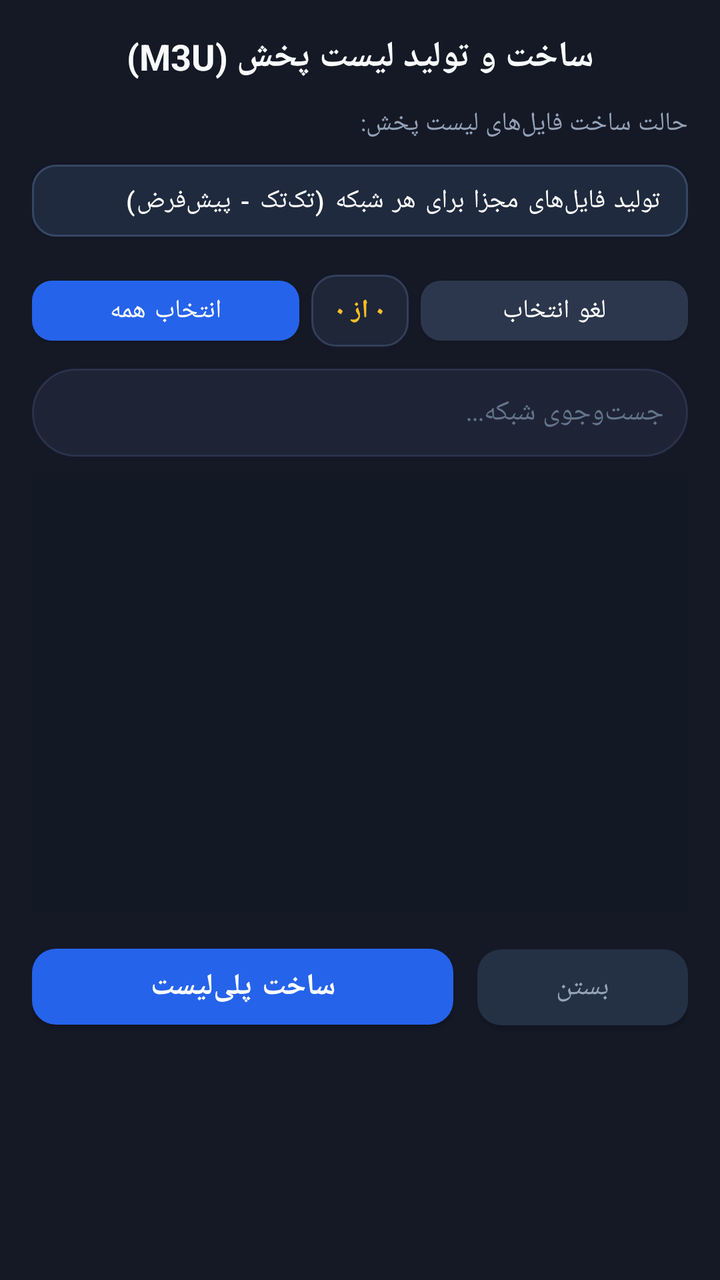
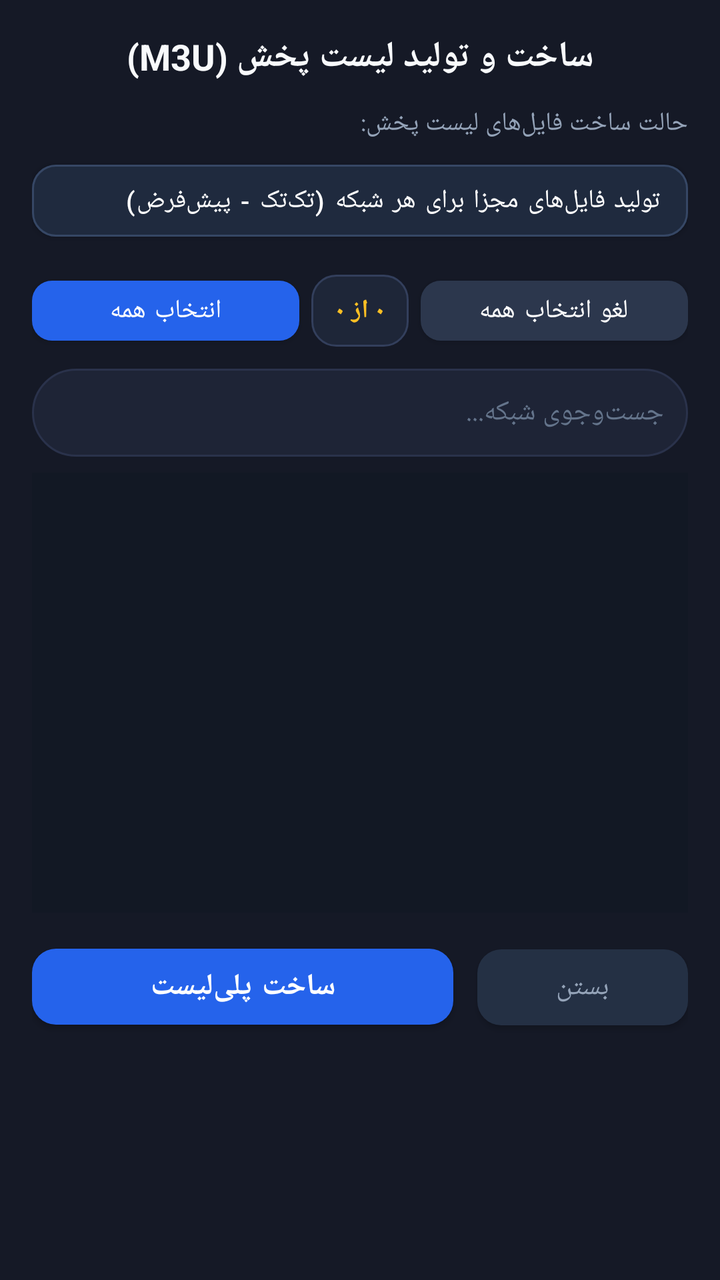

The first picture is an Android layout as it rendered before a commit; the second is the same layout after the commit. The layout source and the unified diff follow.
<!-- AndroidManifest.xml: application theme Theme.GMScreenAccessible -->
<!-- res/layout/dialog_playlist_creator.xml -->
<?xml version="1.0" encoding="utf-8"?>
<LinearLayout xmlns:android="http://schemas.android.com/apk/res/android"
    xmlns:app="http://schemas.android.com/apk/res-auto"
    android:layout_width="match_parent"
    android:layout_height="wrap_content"
    android:orientation="vertical"
    android:background="@color/card_bg"
    android:padding="16dp">

    
    <TextView
        android:id="@+id/txtDialogTitle"
        android:layout_width="match_parent"
        android:layout_height="wrap_content"
        android:text="ساخت و تولید لیست پخش (M3U)"
        android:textColor="@color/text_primary"
        android:textSize="18sp"
        android:textStyle="bold"
        android:gravity="center"
        android:layout_marginBottom="12dp" />

    
    <TextView
        android:layout_width="match_parent"
        android:layout_height="wrap_content"
        android:text="حالت ساخت فایل‌های لیست پخش:"
        android:textColor="@color/text_secondary"
        android:textSize="13sp"
        android:layout_marginBottom="6dp" />

    <com.google.android.material.button.MaterialButton
        android:id="@+id/btnPlaylistMode"
        android:layout_width="match_parent"
        android:layout_height="48dp"
        android:text="تولید فایل‌های مجزا برای هر شبکه (تک‌تک - پیش‌فرض)"
        android:textColor="@color/white"
        android:textSize="13sp"
        android:gravity="center_vertical|start"
        android:paddingHorizontal="14dp"
        android:layout_marginBottom="10dp"
        app:backgroundTint="#1F2A3E"
        app:cornerRadius="12dp"
        app:strokeColor="#364765"
        app:strokeWidth="1dp" />

    
    <LinearLayout
        android:layout_width="match_parent"
        android:layout_height="wrap_content"
        android:orientation="horizontal"
        android:gravity="center_vertical"
        android:layout_marginBottom="8dp">

        <com.google.android.material.button.MaterialButton
            android:id="@+id/btnSelectAll"
            android:layout_width="0dp"
            android:layout_height="42dp"
            android:layout_weight="1"
            android:text="انتخاب همه"
            android:textColor="@color/white"
            android:textSize="13sp"
            android:layout_marginEnd="6dp"
            app:backgroundTint="@color/primary"
            app:cornerRadius="10dp" />

        <TextView
            android:id="@+id/txtSelectedCount"
            android:layout_width="wrap_content"
            android:layout_height="36dp"
            android:background="@drawable/badge_pill_bg"
            android:text="۰ از ۰"
            android:textColor="@color/accent_yellow"
            android:textSize="13sp"
            android:textStyle="bold"
            android:gravity="center"
            android:paddingHorizontal="12dp" />

        <com.google.android.material.button.MaterialButton
            android:id="@+id/btnDeselectAll"
            android:layout_width="0dp"
            android:layout_height="42dp"
            android:layout_weight="1"
            android:text="لغو انتخاب"
            android:textColor="@color/white"
            android:textSize="13sp"
            android:layout_marginStart="6dp"
            app:backgroundTint="#2C374D"
            app:cornerRadius="10dp" />
    </LinearLayout>

    
    <EditText
        android:id="@+id/edtSearchChannel"
        android:layout_width="match_parent"
        android:layout_height="44dp"
        android:background="@drawable/search_box_bg"
        android:hint="جست‌وجوی شبکه..."
        android:textColorHint="@color/text_muted"
        android:textColor="@color/text_primary"
        android:paddingHorizontal="12dp"
        android:textSize="14sp"
        android:singleLine="true"
        android:layout_marginBottom="8dp" />

    
    <androidx.recyclerview.widget.RecyclerView
        android:id="@+id/recyclerChannels"
        android:layout_width="match_parent"
        android:layout_height="220dp"
        android:background="#121824"
        android:scrollbars="vertical"
        android:padding="4dp"
        android:layout_marginBottom="12dp" />

    
    <LinearLayout
        android:layout_width="match_parent"
        android:layout_height="wrap_content"
        android:orientation="horizontal">

        <com.google.android.material.button.MaterialButton
            android:id="@+id/btnGeneratePlaylists"
            android:layout_width="0dp"
            android:layout_height="50dp"
            android:layout_weight="2"
            android:text="ساخت پلی‌لیست"
            android:textColor="@color/white"
            android:textSize="15sp"
            android:textStyle="bold"
            android:layout_marginEnd="6dp"
            app:backgroundTint="@color/primary"
            app:cornerRadius="12dp" />

        <com.google.android.material.button.MaterialButton
            android:id="@+id/btnCloseDialog"
            android:layout_width="0dp"
            android:layout_height="50dp"
            android:layout_weight="1"
            android:text="بستن"
            android:textColor="@color/text_secondary"
            android:textSize="14sp"
            android:layout_marginStart="6dp"
            app:backgroundTint="#243044"
            app:cornerRadius="12dp" />
    </LinearLayout>

</LinearLayout>
<!-- resources referenced by this layout -->
<resources>
  <color name="accent_yellow">#FFFBBF24</color>
  <color name="card_bg">#FF151926</color>
  <color name="primary">#FF2563EB</color>
  <color name="text_muted">#FF64748B</color>
  <color name="text_primary">#FFF8FAFC</color>
  <color name="text_secondary">#FF94A3B8</color>
  <color name="white">#FFFFFFFF</color>
  <!-- drawable badge_pill_bg (drawable) -->
  <?xml version="1.0" encoding="utf-8"?>
  <shape xmlns:android="http://schemas.android.com/apk/res/android"
      android:shape="rectangle">
      <corners android:radius="12dp" />
      <solid android:color="#1E2638" />
      <stroke android:width="1dp" android:color="#333F5C" />
  </shape>
  <!-- drawable search_box_bg (drawable) -->
  <?xml version="1.0" encoding="utf-8"?>
  <shape xmlns:android="http://schemas.android.com/apk/res/android"
      android:shape="rectangle">
      <corners android:radius="24dp" />
      <solid android:color="@color/card_bg_elevated" />
      <stroke android:width="1dp" android:color="@color/card_border" />
  </shape>
  <style name="Theme.GMScreenAccessible" parent="Theme.MaterialComponents.DayNight.NoActionBar">
          <item name="colorPrimary">@color/primary</item>
          <item name="colorPrimaryVariant">@color/primary_variant</item>
          <item name="colorOnPrimary">@color/white</item>
          <item name="colorSecondary">@color/secondary</item>
          <item name="colorSurface">@color/card_bg</item>
          <item name="colorOnSurface">@color/text_primary</item>
          <item name="android:statusBarColor">@color/dark_bg</item>
          <item name="android:navigationBarColor">@color/dark_bg</item>
          <item name="android:windowBackground">@color/dark_bg</item>
          <item name="materialAlertDialogTheme">@style/CustomMaterialAlertDialogTheme</item>
      </style>
  <color name="card_bg_elevated">#FF1E2436</color>
  <color name="card_border">#FF2A324B</color>
  <color name="primary_variant">#FF1D4ED8</color>
  <color name="secondary">#FFF59E0B</color>
  <color name="dark_bg">#FF0B0E17</color>
  <style name="CustomMaterialAlertDialogTheme" parent="ThemeOverlay.MaterialComponents.MaterialAlertDialog">
          <item name="colorSurface">@color/card_bg_elevated</item>
          <item name="colorOnSurface">@color/text_primary</item>
          <item name="colorPrimary">@color/primary_light</item>
          <item name="shapeAppearanceOverlay">@style/DialogShapeAppearance</item>
      </style>
  <color name="primary_light">#FF3B82F6</color>
  <style name="DialogShapeAppearance" parent="">
          <item name="cornerSize">16dp</item>
      </style>
</resources>

<!-- the commit's change to res/layout/dialog_playlist_creator.xml (unified diff, before → after) -->
@@ -80,7 +80,8 @@
             android:layout_width="0dp"
             android:layout_height="42dp"
             android:layout_weight="1"
-            android:text="لغو انتخاب"
+            android:text="لغو انتخاب همه"
+            android:contentDescription="لغو انتخاب همه شبکه‌ها"
             android:textColor="@color/white"
             android:textSize="13sp"
             android:layout_marginStart="6dp"
